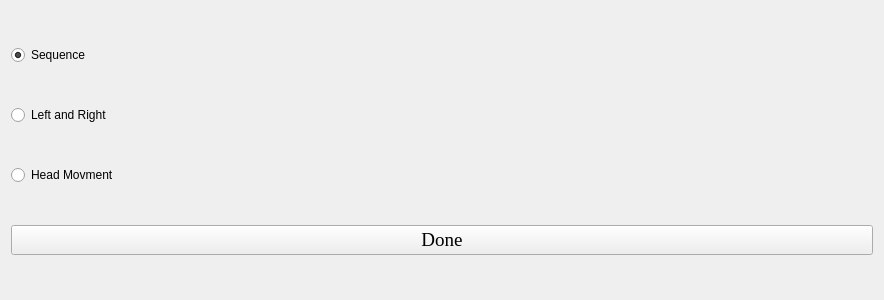
Above: DeskTop App Test/UIs/cont.ui from mohab-hisham/Smart-Home-System-controlled-by-EEG before the change. Below: the same form after it.
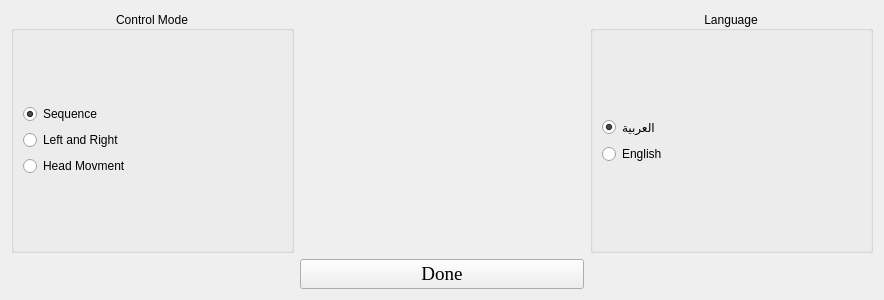
That is the form after the change.

Diff of the .ui file:
```diff
--- a/DeskTop App Test/UIs/cont.ui
+++ b/DeskTop App Test/UIs/cont.ui
@@ -13,6 +13,17 @@
   <property name="windowTitle">
    <string>Form</string>
   </property>
+  <layout class="QGridLayout" name="gridLayout">
+   <item row="0" column="0">
+    <widget class="QGroupBox" name="cont_groupBox">
+     <property name="title">
+      <string>Control Mode</string>
+     </property>
+     <property name="alignment">
+      <set>Qt::AlignCenter</set>
+     </property>
+     <layout class="QVBoxLayout" name="verticalLayout_3">
+      <item>
   <layout class="QVBoxLayout" name="verticalLayout">
    <item>
     <widget class="QRadioButton" name="seq_radioButton">
@@ -38,7 +49,45 @@
      </property>
     </widget>
    </item>
+       </layout>
+      </item>
+     </layout>
+    </widget>
+   </item>
+   <item row="0" column="2">
+    <widget class="QGroupBox" name="lang_groupBox">
+     <property name="title">
+      <string>Language</string>
+     </property>
+     <property name="alignment">
+      <set>Qt::AlignCenter</set>
+     </property>
+     <layout class="QVBoxLayout" name="verticalLayout_4">
    <item>
+       <layout class="QVBoxLayout" name="verticalLayout_2">
+        <item>
+         <widget class="QRadioButton" name="arabic_radioButton">
+          <property name="text">
+           <string>العربية</string>
+          </property>
+          <property name="checked">
+           <bool>true</bool>
+          </property>
+         </widget>
+        </item>
+        <item>
+         <widget class="QRadioButton" name="english_radioButton">
+          <property name="text">
+           <string>English</string>
+          </property>
+         </widget>
+        </item>
+       </layout>
+      </item>
+     </layout>
+    </widget>
+   </item>
+   <item row="1" column="1">
     <widget class="QPushButton" name="doneButton">
      <property name="font">
       <font>
```
Lines whose indentation alone changed are shown as unchanged.
